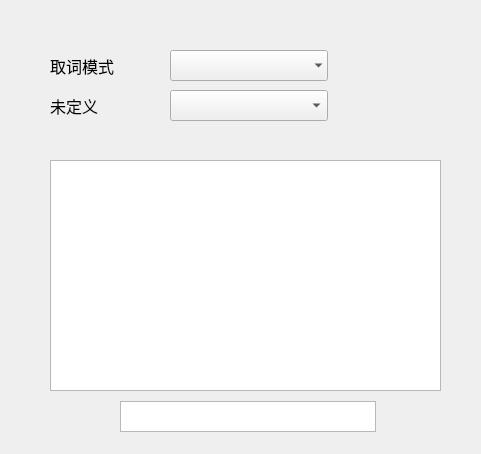
Old version of the form src/configwindow.ui in the repository jiangzc/CuteTranslation.
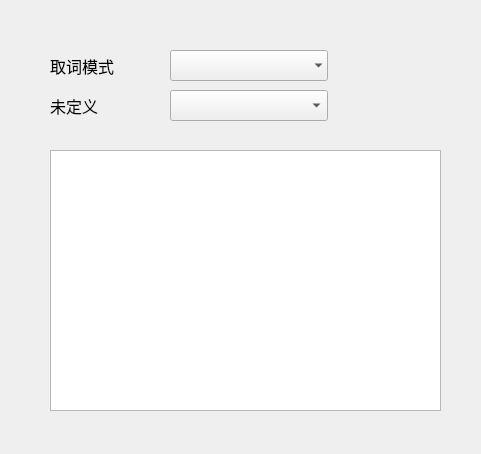
New version of the form.

Commit message: use QListWidget instead of QListView ,but not finish

```diff
--- a/src/configwindow.ui
+++ b/src/configwindow.ui
@@ -87,32 +87,13 @@
     <bool>false</bool>
    </property>
   </widget>
-  <widget class="QListView" name="listView">
+  <widget class="QListWidget" name="listWidget">
    <property name="geometry">
     <rect>
      <x>50</x>
-     <y>160</y>
+     <y>150</y>
      <width>391</width>
-     <height>231</height>
-    </rect>
-   </property>
-   <property name="font">
-    <font>
-     <family>Microsoft YaHei UI</family>
-     <pointsize>10</pointsize>
-    </font>
-   </property>
-   <property name="editTriggers">
-    <set>QAbstractItemView::NoEditTriggers</set>
-   </property>
-  </widget>
-  <widget class="QListWidget" name="listWidget">
-   <property name="geometry">
-    <rect>
-     <x>120</x>
-     <y>401</y>
-     <width>256</width>
-     <height>31</height>
+     <height>261</height>
     </rect>
    </property>
   </widget>
```
The commit also changes 2 other files.
